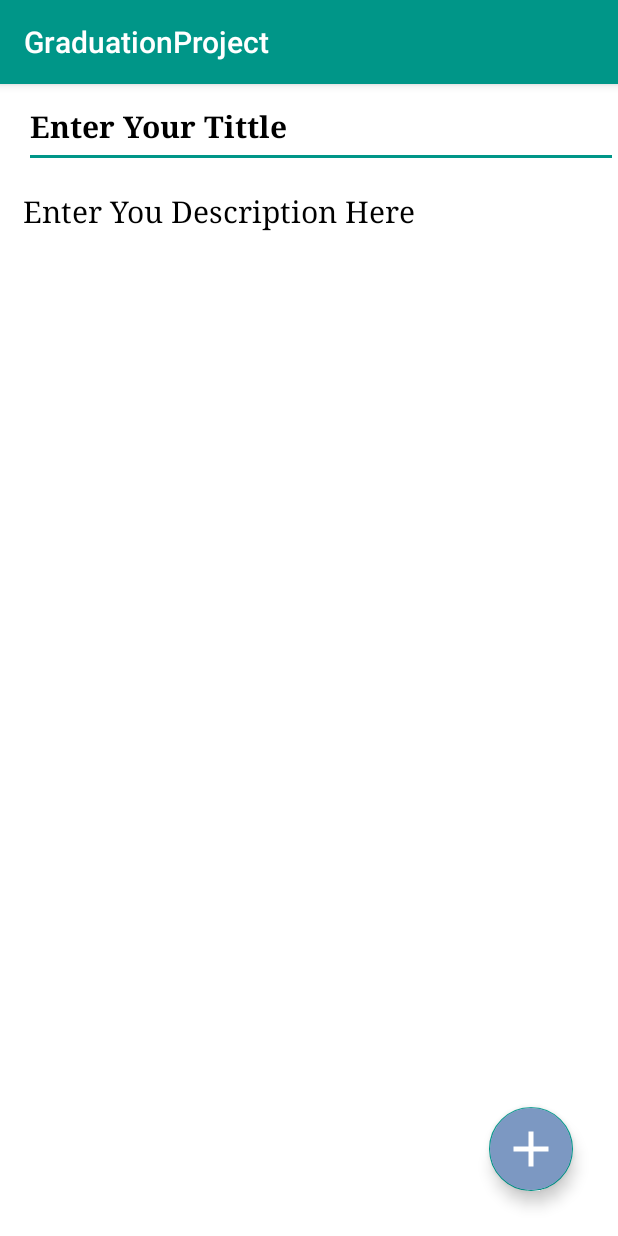
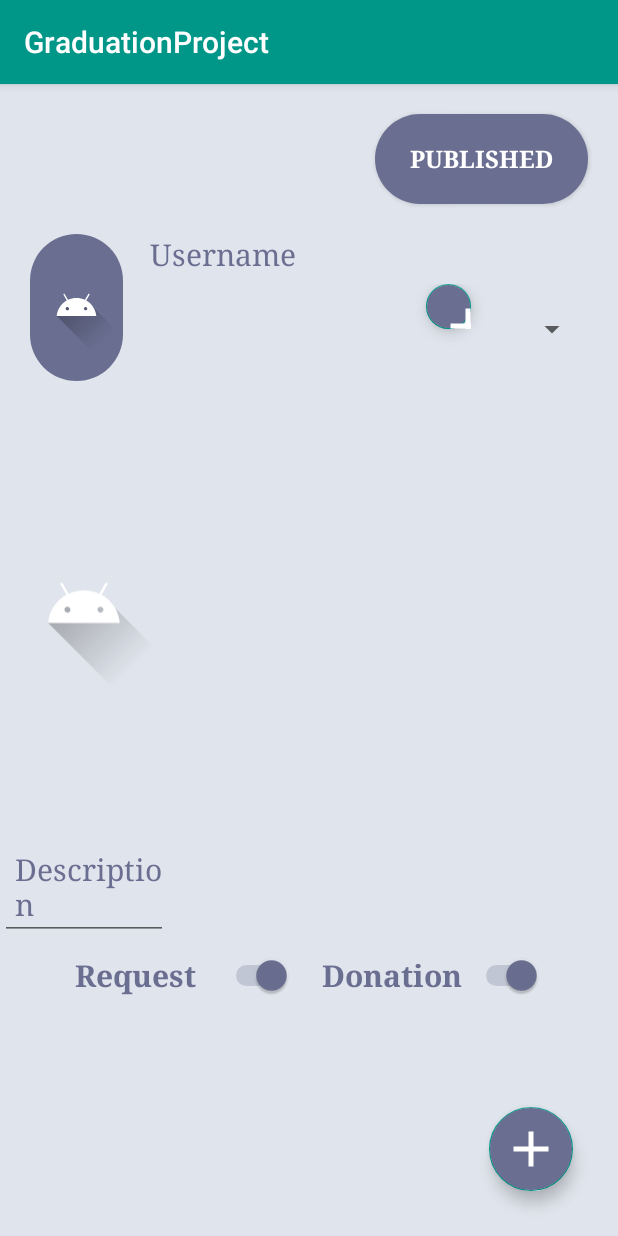
Before and after one commit to MaryamAlabadsa/GraduationProject, an Android app: the AddPost screen opened directly, with no data from a screen before it, on a phone screen of 412 x 824 dp. Run offline under Robolectric (Android 15) with nearby library versions, the phone set to English and light mode, and no system bars; 3 statements that could not run were skipped.

Commit message:
sixth commit

```diff
--- a/app/src/main/AndroidManifest.xml
+++ b/app/src/main/AndroidManifest.xml
@@ -17,9 +17,6 @@
         <activity
             android:name=".activities.AddPost"
             android:exported="false" />
-        <activity
-            android:name=".activities.AddPostActivity"
-            android:exported="false" />
         <activity android:name=".activities.SplashActivity" />
         <activity android:name=".activities.ConfirmPasswordActivity" />
         <activity android:name=".activities.SignUpActivity" />
--- /dev/null
+++ b/app/src/main/java/com/example/graduationproject/Spinner/CategoriesSpinner.java
@@ -0,0 +1,28 @@
+package com.example.graduationproject.Spinner;
+
+import java.io.Serializable;
+
+public class CategoriesSpinner implements Serializable {
+    private String categories;
+    private int image;
+
+    public CategoriesSpinner() {
+
+    }
+
+    public String getCategories() {
+        return categories;
+    }
+
+    public void setCategories(String categories) {
+        this.categories = categories;
+    }
+
+    public int getImage() {
+        return image;
+    }
+
+    public void setImage(int image) {
+        this.image = image;
+    }
+}
--- /dev/null
+++ b/app/src/main/java/com/example/graduationproject/Spinner/DataSpinner.java
@@ -0,0 +1,25 @@
+package com.example.graduationproject.Spinner;
+
+import com.example.graduationproject.R;
+
+import java.util.ArrayList;
+import java.util.List;
+
+public class DataSpinner {
+    public static List<CategoriesSpinner> getCategoriesSpinner(){
+        List<CategoriesSpinner> categoriesSpinnerList = new ArrayList<>();
+
+        CategoriesSpinner clothes = new CategoriesSpinner();
+        clothes.setCategories("Clothes");
+        clothes.setImage(R.drawable.clothes);
+        categoriesSpinnerList.add(clothes);
+
+        CategoriesSpinner money = new CategoriesSpinner();
+        clothes.setCategories("Money");
+        clothes.setImage(R.drawable.money);
+        categoriesSpinnerList.add(money);
+
+
+        return categoriesSpinnerList;
+    }
+}
--- a/app/src/main/java/com/example/graduationproject/activities/AddPost.java
+++ b/app/src/main/java/com/example/graduationproject/activities/AddPost.java
@@ -6,14 +6,22 @@ import android.os.Bundle;
 import android.view.View;
 import android.view.animation.Animation;
 import android.view.animation.AnimationUtils;
+import android.widget.CompoundButton;
+import android.widget.Spinner;
+import android.widget.Switch;
 import android.widget.Toast;
 
 import com.example.graduationproject.R;
+import com.example.graduationproject.Spinner.DataSpinner;
+import com.example.graduationproject.adapters.SpinnerCategoriesAdapter;
 import com.google.android.material.floatingactionbutton.FloatingActionButton;
 
 public class AddPost extends AppCompatActivity {
     FloatingActionButton fab, fab1, fab2;
     Animation fab_open, fab_close, fab_from, fab_to;
+    Switch req,don;
+    Spinner sp_cate;
+    private SpinnerCategoriesAdapter adapter;
 
     boolean isOpen = false; // by default is false
 
@@ -21,11 +29,47 @@ public class AddPost extends AppCompatActivity {
     @Override
     protected void onCreate(Bundle savedInstanceState) {
         super.onCreate(savedInstanceState);
-        setContentView(R.layout.activity_add_post2);
+        setContentView(R.layout.activity_add_post);
 
         fab = findViewById(R.id.add);
         fab1 = findViewById(R.id.btn_edit);
         fab2 = findViewById(R.id.btn_image);
+        req = findViewById(R.id.request_post_switch);
+        don = findViewById(R.id.donation_post_switch);
+        sp_cate = findViewById(R.id.spinner);
+
+
+        // Spinner code
+        adapter = new SpinnerCategoriesAdapter(AddPost.this, DataSpinner.getCategoriesSpinner());
+        sp_cate.setAdapter(adapter);
+
+
+        //Switch code
+        req.setOnCheckedChangeListener(new CompoundButton.OnCheckedChangeListener() {
+            @Override
+            public void onCheckedChanged(CompoundButton compoundButton, boolean isChecked) {
+                if (isChecked){
+                    Toast.makeText(AddPost.this, "You Are Request This", Toast.LENGTH_SHORT).show();
+                }else {
+                    Toast.makeText(AddPost.this, "You Are Cancelled Request This", Toast.LENGTH_SHORT).show();
+
+                }
+            }
+        });
+
+        don.setOnCheckedChangeListener(new CompoundButton.OnCheckedChangeListener() {
+            @Override
+            public void onCheckedChanged(CompoundButton compoundButton, boolean isChecked) {
+                if (isChecked){
+                    Toast.makeText(AddPost.this, "You Are Donations ", Toast.LENGTH_SHORT).show();
+                }else {
+                    Toast.makeText(AddPost.this, "You Are Cancelled Donations ", Toast.LENGTH_SHORT).show();
+
+                }
+            }
+        });
+
+
 
         // Animation
         fab_open = AnimationUtils.loadAnimation(this,R.anim.rotate_open_anim);
--- /dev/null
+++ b/app/src/main/java/com/example/graduationproject/adapters/SpinnerCategoriesAdapter.java
@@ -0,0 +1,52 @@
+package com.example.graduationproject.adapters;
+
+import android.content.Context;
+import android.view.LayoutInflater;
+import android.view.View;
+import android.view.ViewGroup;
+import android.widget.BaseAdapter;
+import android.widget.TextView;
+
+import com.example.graduationproject.R;
+import com.example.graduationproject.Spinner.CategoriesSpinner;
+
+import java.util.List;
+
+public class SpinnerCategoriesAdapter extends BaseAdapter {
+    private Context context;
+    private List<CategoriesSpinner> categoriesSpinnerList;
+
+
+    public SpinnerCategoriesAdapter(Context context, List<CategoriesSpinner> categoriesSpinners){
+        this.context = context;
+        this.categoriesSpinnerList = categoriesSpinners;
+    }
+
+    @Override
+    public int getCount() {
+        return categoriesSpinnerList != null ? categoriesSpinnerList.size() : 0;
+    }
+
+    @Override
+    public Object getItem(int i) {
+        return i;
+    }
+
+    @Override
+    public long getItemId(int i) {
+        return i;
+    }
+
+    @Override
+    public View getView(int i, View view, ViewGroup viewGroup) {
+        View view1 = LayoutInflater.from(context)
+                .inflate(R.layout.activity_add_post, viewGroup, false);
+
+        TextView name_cate = view1.findViewById(R.id.name_cat);
+        TextView img = view1.findViewById(R.id.img_cat);
+
+        name_cate.setText(categoriesSpinnerList.get(i).getCategories());
+        img.setText(categoriesSpinnerList.get(i).getImage());
+        return view1;
+    }
+}
--- /dev/null
+++ b/app/src/main/res/drawable/button_publish.xml
@@ -0,0 +1,5 @@
+<?xml version="1.0" encoding="utf-8"?>
+<shape xmlns:android="http://schemas.android.com/apk/res/android">
+<solid android:color="#6A6F91"/>
+    <corners android:radius="150dp"/>
+</shape>
--- /dev/null
+++ b/app/src/main/res/drawable/image_add_post.xml
@@ -0,0 +1,5 @@
+<?xml version="1.0" encoding="utf-8"?>
+<shape xmlns:android="http://schemas.android.com/apk/res/android">
+<solid android:color="#6A6F91"/>
+    <corners android:radius="300dp"/>
+</shape>
--- a/app/src/main/res/layout/activity_add_post.xml
+++ b/app/src/main/res/layout/activity_add_post.xml
@@ -1,92 +1,227 @@
 <?xml version="1.0" encoding="utf-8"?>
-<androidx.core.widget.NestedScrollView xmlns:android="http://schemas.android.com/apk/res/android"
+<RelativeLayout xmlns:android="http://schemas.android.com/apk/res/android"
     xmlns:app="http://schemas.android.com/apk/res-auto"
     xmlns:tools="http://schemas.android.com/tools"
-    android:id="@+id/image_post"
     android:layout_width="match_parent"
     android:layout_height="match_parent"
-    tools:context=".activities.AddPostActivity"
-    android:background="#7C98C2">
+    android:background="#E0E4EC"
+    tools:context=".activities.AddPost">
+
+    <Spinner
+        android:id="@+id/spinner"
+        android:layout_width="match_parent"
+        android:layout_height="60dp"
+        android:layout_marginLeft="90dp"
+        android:layout_marginTop="133dp"
+        android:layout_marginRight="20dp"
+         />
 
 
-    <androidx.constraintlayout.widget.ConstraintLayout
+
+
+
+    <Button
+        android:layout_width="match_parent"
+        android:layout_height="60dp"
+        android:layout_marginLeft="250dp"
+        android:layout_marginTop="20dp"
+        android:layout_marginRight="20dp"
+        android:background="@drawable/button_publish"
+        android:text="Published"
+        android:textColor="@color/white"
+        android:textSize="16sp"
+        android:textStyle="bold"
+        android:typeface="serif" />
+
+
+    <!--    <androidx.appcompat.widget.Toolbar-->
+<!--        android:layout_width="match_parent"-->
+<!--        android:layout_height="?attr/actionBarSize"-->
+<!--        android:id="@+id/tool_bar_create"-->
+<!--        android:background="@color/white">-->
+
+<!--        <EditText-->
+<!--            android:id="@+id/title_note"-->
+<!--            android:layout_width="match_parent"-->
+<!--            android:layout_height="match_parent"-->
+<!--            android:hint="Enter Your Tittle"-->
+<!--            android:paddingTop="12dp"-->
+<!--            android:textColor="@color/black"-->
+<!--            android:textSize="20sp"-->
+<!--            android:textStyle="bold"-->
+<!--            android:textColorHint="@color/black"-->
+<!--            android:typeface="serif" />-->
+
+<!--    </androidx.appcompat.widget.Toolbar>-->
+
+<!--    <EditText-->
+<!--        android:layout_width="match_parent"-->
+<!--        android:layout_height="match_parent"-->
+<!--        android:textSize="20sp"-->
+<!--        android:background="@color/white"-->
+<!--        android:gravity="top|left"-->
+<!--        android:textColor="@color/black"-->
+<!--        android:hint="Enter You Description Here"-->
+<!--        android:layout_below="@id/tool_bar_create"-->
+<!--        android:padding="15dp"-->
+<!--        android:typeface="serif"-->
+<!--        android:textColorHint="@color/black"-->
+<!--        android:id="@+id/create_content"-->
+<!--        >-->
+
+<!--    </EditText>-->
+
+
+    <ImageView
+        android:id="@+id/image_profile"
+        android:layout_width="match_parent"
+        android:layout_height="200dp"
+        android:layout_marginLeft="20dp"
+        android:layout_marginTop="100dp"
+        android:layout_marginRight="330dp"
+        android:layout_marginBottom="570dp"
+        android:background="@drawable/image_add_post"
+        android:src="@drawable/ic_launcher_foreground" />
+
+    <TextView
+        android:id="@+id/username"
+        android:layout_width="match_parent"
+        android:layout_height="200dp"
+        android:layout_marginLeft="90dp"
+        android:layout_marginTop="100dp"
+        android:layout_marginRight="20dp"
+        android:layout_marginBottom="600dp"
+        android:paddingLeft="10dp"
+        android:text="Username"
+        android:textColor="#6A6F91"
+        android:textSize="20dp"
+        android:typeface="serif" />
+
+    <ImageView
+        android:id="@+id/image_post"
         android:layout_width="match_parent"
         android:layout_height="match_parent"
-        android:background="#7C98C2">
+        android:layout_marginLeft="20dp"
+        android:layout_marginTop="180dp"
+        android:layout_marginEnd="300dp"
+        android:layout_marginRight="20dp"
+        android:layout_marginBottom="250dp"
+        android:src="@drawable/ic_launcher_foreground" />
 
-        <ImageView
-            android:id="@+id/imageView"
-            android:layout_width="0dp"
-            android:layout_height="250dp"
-            android:layout_marginBottom="16dp"
-            android:scaleType="centerCrop"
-            app:layout_constraintBottom_toTopOf="@+id/tv_tittle"
-            app:layout_constraintEnd_toEndOf="parent"
-            app:layout_constraintStart_toStartOf="parent"
-            app:layout_constraintTop_toTopOf="parent"
-            app:srcCompat="@drawable/ic_launcher_background" />
+    <EditText
+        android:id="@+id/description_post"
+        android:layout_width="match_parent"
+        android:layout_height="wrap_content"
+        android:layout_marginLeft="20dp"
+        android:layout_marginTop="500dp"
+        android:layout_marginEnd="300dp"
+        android:layout_marginRight="20dp"
+        android:hint="Description"
+        android:paddingLeft="10sp"
+        android:textColor="@color/black"
+        android:textColorHint="#6A6F91"
+        android:textSize="20sp"
+        android:typeface="serif" />
 
-        <TextView
-            android:id="@+id/tv_tittle"
-            android:layout_width="0dp"
-            android:layout_height="wrap_content"
-            android:layout_marginStart="16dp"
-            android:layout_marginTop="16dp"
-            android:layout_marginEnd="16dp"
-            android:lineSpacingExtra="4dp"
-            android:text="TextView"
-            android:textColor="#FFFFFF"
-            android:textSize="22sp"
-            android:textStyle="bold"
-            app:layout_constraintEnd_toEndOf="parent"
-            app:layout_constraintStart_toStartOf="parent"
-            app:layout_constraintTop_toBottomOf="@+id/imageView" />
+    <LinearLayout
+        android:layout_width="match_parent"
+        android:layout_height="wrap_content"
+        android:layout_below="@+id/description_post"
+        android:layout_marginLeft="20dp"
+        android:layout_marginRight="20dp"
+        android:gravity="center">
 
-        <View
-            android:id="@+id/view"
-            android:background="#FFFFFF"
-            android:layout_width="0dp"
-            android:layout_height="1dp"
-            android:layout_marginStart="16dp"
-            android:layout_marginEnd="16dp"
-            android:layout_marginRight="16dp"
-            android:layout_marginLeft="16dp"
-            android:layout_marginTop="8dp"
-            app:layout_constraintEnd_toEndOf="parent"
-            app:layout_constraintHorizontal_bias="0.0"
-            app:layout_constraintStart_toStartOf="parent"
-            app:layout_constraintTop_toBottomOf="@+id/tv_tittle" />
-
-        <TextView
-            android:id="@+id/tv_data_name"
+        <Switch
+            android:id="@+id/request_post_switch"
             android:layout_width="wrap_content"
             android:layout_height="wrap_content"
-            android:layout_marginStart="16dp"
-            android:layout_marginTop="8dp"
-            android:layout_marginLeft="16dp"
-            android:layout_marginRight="8dp"
-            android:layout_marginEnd="8dp"
-            android:text="TextView"
-            app:layout_constraintHorizontal_bias="0.0"
-            app:layout_constraintStart_toStartOf="parent"
-            app:layout_constraintTop_toBottomOf="@+id/view"
-            tools:text="18 Jan 2022 | by Razan Sameer"
-            />
-
-        <TextView
-            android:id="@+id/tv_des"
-            android:layout_width="0dp"
-            android:layout_height="wrap_content"
-            android:layout_marginTop="16dp"
-            android:layout_marginEnd="16dp"
-            android:text="TextView"
-            app:layout_constraintEnd_toEndOf="parent"
-            app:layout_constraintEnd_toStartOf="parent"
-            app:layout_constraintTop_toBottomOf="@id/tv_data_name">
-
-        </TextView>
+            android:layout_below="@+id/description_post"
+            android:gravity="center"
+            android:padding="10dp"
+            android:text="Request   "
+            android:textColor="#6A6F91"
+            android:textSize="20sp"
+            android:textStyle="bold"
+            android:typeface="serif"
+            android:theme="@style/mySwitch"
+            android:checked="true"/>
 
 
-    </androidx.constraintlayout.widget.ConstraintLayout>
+        <Switch
+            android:id="@+id/donation_post_switch"
+            android:layout_width="wrap_content"
+            android:layout_height="wrap_content"
+            android:layout_below="@+id/request_post_switch"
+            android:gravity="center"
+            android:padding="10dp"
+            android:text="Donation "
+            android:textColor="#6A6F91"
+            android:textSize="20sp"
+            android:textStyle="bold"
+            android:typeface="serif"
+            android:theme="@style/mySwitch"
+            android:checked="true"/>
 
-</androidx.core.widget.NestedScrollView>
+    </LinearLayout>
+
+    <com.google.android.material.floatingactionbutton.FloatingActionButton
+        android:id="@+id/add"
+        android:layout_width="wrap_content"
+        android:layout_height="wrap_content"
+        android:layout_alignParentRight="true"
+        android:layout_alignParentBottom="true"
+        android:layout_gravity="bottom|end"
+        android:layout_marginRight="30dp"
+        android:layout_marginBottom="30dp"
+        android:backgroundTint="#6A6F91"
+        android:clickable="true"
+        android:focusable="true"
+        android:src="@drawable/add"
+        android:tint="@color/white"
+        app:maxImageSize="40dp">
+
+    </com.google.android.material.floatingactionbutton.FloatingActionButton>
+
+
+    <com.google.android.material.floatingactionbutton.FloatingActionButton
+        android:id="@+id/btn_edit"
+        android:layout_width="wrap_content"
+        android:layout_height="wrap_content"
+        android:layout_above="@+id/add"
+        android:layout_alignEnd="@+id/add"
+        android:layout_marginEnd="2dp"
+        android:layout_marginBottom="16dp"
+        android:clickable="true"
+        android:focusable="true"
+        android:tint="@color/white"
+        android:backgroundTint="#DE9D3C"
+        android:visibility="invisible"
+        app:srcCompat="@drawable/ic_edit" />
+
+    <com.google.android.material.floatingactionbutton.FloatingActionButton
+        android:id="@+id/btn_image"
+        android:layout_width="wrap_content"
+        android:layout_height="wrap_content"
+        android:layout_above="@+id/btn_edit"
+        android:layout_alignEnd="@+id/btn_edit"
+        android:layout_marginEnd="2dp"
+        android:layout_marginBottom="16dp"
+        android:backgroundTint="#DE9D3C"
+        android:clickable="true"
+        android:focusable="true"
+        android:tint="@color/white"
+        android:visibility="invisible"
+        app:srcCompat="@drawable/ic_image" />
+
+
+
+    <!--    <ProgressBar-->
+<!--        android:id="@+id/progressbar_create"-->
+<!--        android:layout_width="wrap_content"-->
+<!--        android:layout_height="wrap_content"-->
+<!--        android:layout_centerInParent="true"-->
+<!--        android:layout_marginTop="10dp"-->
+<!--        android:indeterminateTint="#EDEFA421"-->
+<!--        android:visibility="invisible" />-->
+
+</RelativeLayout>
--- a/app/src/main/res/layout/activity_add_post2.xml
+++ /dev/null
@@ -1,105 +0,0 @@
-<?xml version="1.0" encoding="utf-8"?>
-<RelativeLayout xmlns:android="http://schemas.android.com/apk/res/android"
-    xmlns:app="http://schemas.android.com/apk/res-auto"
-    xmlns:tools="http://schemas.android.com/tools"
-    android:layout_width="match_parent"
-    android:layout_height="match_parent"
-    tools:context=".activities.AddPost">
-
-
-    <androidx.appcompat.widget.Toolbar
-        android:layout_width="match_parent"
-        android:layout_height="?attr/actionBarSize"
-        android:id="@+id/tool_bar_create"
-        android:background="@color/white">
-
-        <EditText
-            android:id="@+id/title_note"
-            android:layout_width="match_parent"
-            android:layout_height="match_parent"
-            android:hint="Enter Your Tittle"
-            android:paddingTop="12dp"
-            android:textColor="@color/black"
-            android:textSize="20sp"
-            android:textStyle="bold"
-            android:textColorHint="@color/black"
-            android:typeface="serif" />
-
-    </androidx.appcompat.widget.Toolbar>
-
-    <EditText
-        android:layout_width="match_parent"
-        android:layout_height="match_parent"
-        android:textSize="20sp"
-        android:background="@color/white"
-        android:gravity="top|left"
-        android:textColor="@color/black"
-        android:hint="Enter You Description Here"
-        android:layout_below="@id/tool_bar_create"
-        android:padding="15dp"
-        android:typeface="serif"
-        android:textColorHint="@color/black"
-        android:id="@+id/create_content"
-        >
-
-    </EditText>
-
-    <com.google.android.material.floatingactionbutton.FloatingActionButton
-        android:id="@+id/add"
-        android:layout_width="wrap_content"
-        android:layout_height="wrap_content"
-        android:layout_alignParentRight="true"
-        android:layout_alignParentBottom="true"
-        android:layout_gravity="bottom|end"
-        android:layout_marginRight="30dp"
-        android:layout_marginBottom="30dp"
-        android:backgroundTint="#7C98C2"
-        android:clickable="true"
-        android:focusable="true"
-        android:src="@drawable/add"
-        android:tint="@color/white"
-        app:maxImageSize="40dp">
-
-    </com.google.android.material.floatingactionbutton.FloatingActionButton>
-
-
-    <com.google.android.material.floatingactionbutton.FloatingActionButton
-        android:id="@+id/btn_edit"
-        android:layout_width="wrap_content"
-        android:layout_height="wrap_content"
-        android:layout_above="@+id/add"
-        android:layout_alignEnd="@+id/add"
-        android:layout_marginEnd="2dp"
-        android:layout_marginBottom="16dp"
-        android:clickable="true"
-        android:focusable="true"
-        android:tint="@color/white"
-        android:backgroundTint="#7C98C2"
-        android:visibility="invisible"
-        app:srcCompat="@drawable/ic_edit" />
-
-    <com.google.android.material.floatingactionbutton.FloatingActionButton
-        android:id="@+id/btn_image"
-        android:layout_width="wrap_content"
-        android:layout_height="wrap_content"
-        android:layout_above="@+id/btn_edit"
-        android:layout_alignEnd="@+id/btn_edit"
-        android:layout_marginEnd="2dp"
-        android:layout_marginBottom="16dp"
-        android:focusable="true"
-        android:tint="@color/white"
-        android:clickable="true"
-        android:backgroundTint="#7C98C2"
-        android:visibility="invisible"
-        app:srcCompat="@drawable/ic_image" />
-
-<!--    <ProgressBar-->
-<!--        android:id="@+id/progressbar_create"-->
-<!--        android:layout_width="wrap_content"-->
-<!--        android:layout_height="wrap_content"-->
-<!--        android:layout_centerInParent="true"-->
-<!--        android:layout_marginTop="10dp"-->
-<!--        android:indeterminateTint="#EDEFA421"-->
-<!--        android:visibility="invisible" />-->
-
-</RelativeLayout>
--- a/app/src/main/res/values/styles.xml
+++ b/app/src/main/res/values/styles.xml
@@ -13,4 +13,9 @@
         <item name="cornerSizeBottomRight">15dp</item>
         <item name="cornerSizeBottomLeft">15dp</item>
     </style>
+
+    <!-- change color of switch-->
+    <style name="mySwitch">
+        <item name="colorControlActivated">#6A6F91</item>
+    </style>
 </resources>
```
Also changed, not shown: app/src/main/java/com/example/graduationproject/activities/AddPostActivity.java (deleted, +0 -17 lines), app/src/main/java/com/example/graduationproject/activities/MainActivity.java (+7 -0 lines), app/src/main/res/drawable-v24/clothes.png (added), app/src/main/res/drawable-v24/money.png (added).
